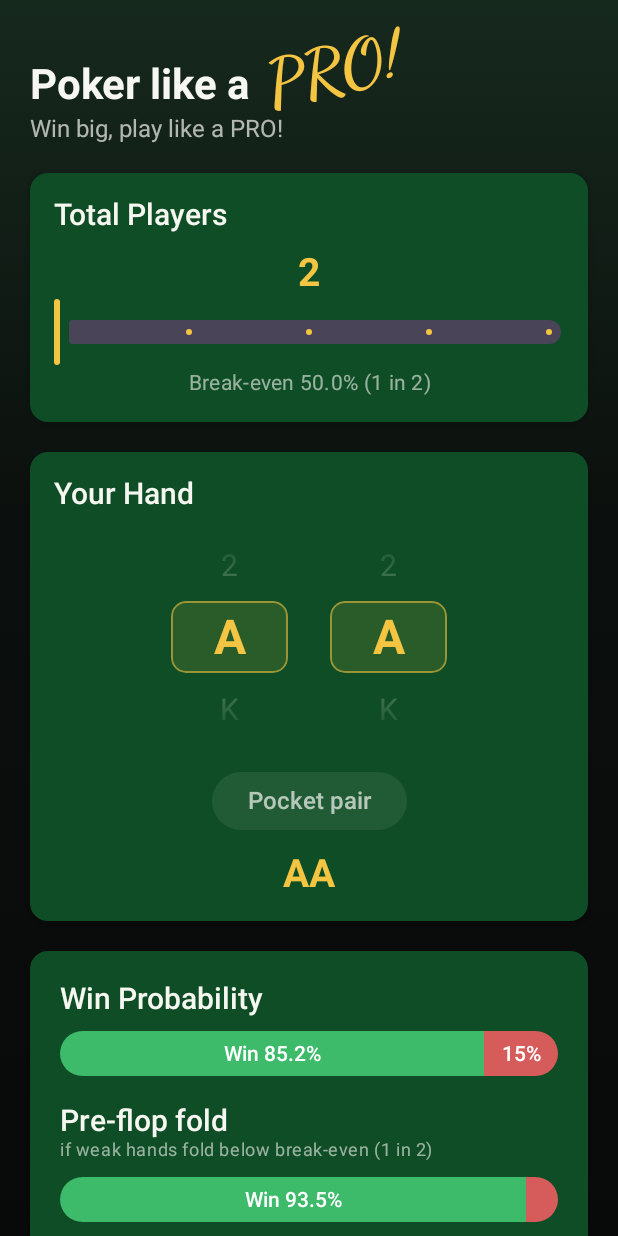
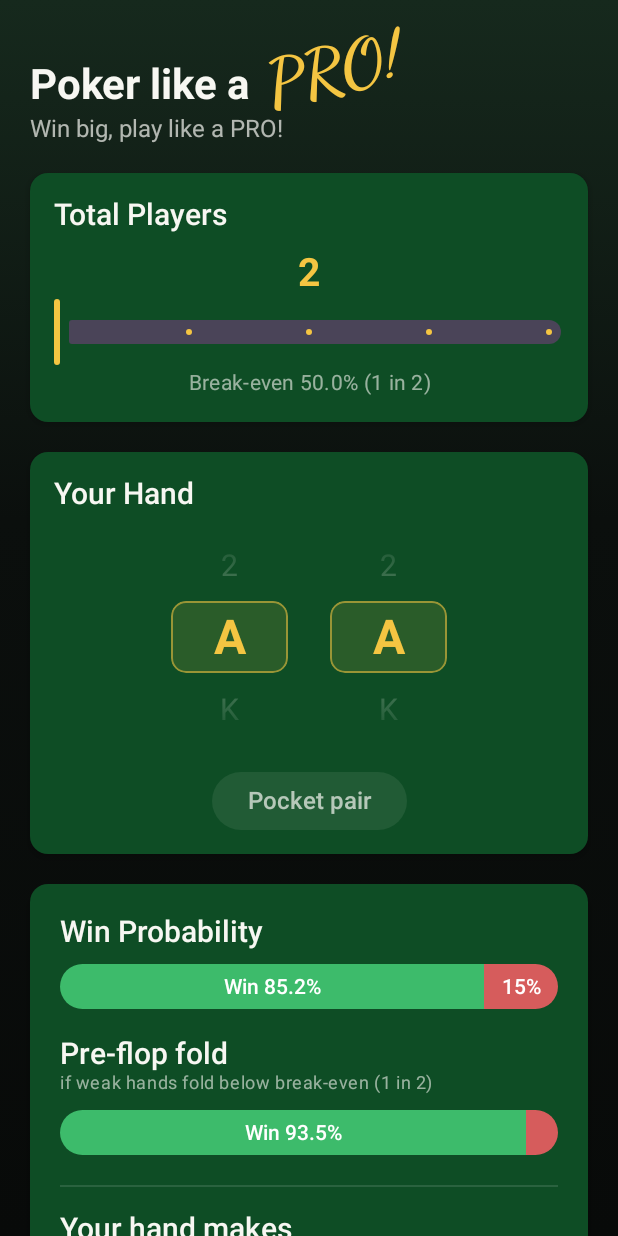
Before and after one commit to vtlinh/Poker-Stats, an Android app built with Jetpack Compose: the screen it shows after launch (MainActivity), on a phone screen of 412 x 824 dp. Run offline under Robolectric (Android 15) with nearby library versions, the phone set to English and light mode, and no system bars.

Commit message:
Remove redundant hand-class label in Your Hand
The wheels and the suited/offsuit toggle already show the hand, so drop
the 'AKo' text label below them.

Co-Authored-By: Claude Opus 4.8 <noreply@anthropic.com>
Claude-Session: https://claude.ai/code/session_01D5xi7EShBRkmNiwZD8aWrQ

```diff
--- a/app/src/main/java/com/pokerstats/odds/ui/PokerScreen.kt
+++ b/app/src/main/java/com/pokerstats/odds/ui/PokerScreen.kt
@@ -128,16 +128,6 @@ fun PokerScreen(viewModel: PokerViewModel = viewModel()) {
                     } else {
                         SuitedToggle(suited = state.suited, onChange = viewModel::setSuited)
                     }
-
-                    Spacer(Modifier.height(14.dp))
-                    Text(
-                        state.handClass,
-                        style = MaterialTheme.typography.headlineMedium,
-                        color = MaterialTheme.colorScheme.primary,
-                        fontWeight = FontWeight.Bold,
-                        modifier = Modifier.fillMaxWidth(),
-                        textAlign = TextAlign.Center,
-                    )
                 }
 
                 state.result?.let { ResultPanel(it) }
```
